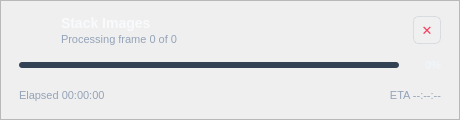
Before: the Qt Designer form src/startrails/ui/progress_overlay.ui in gkyle/startrails, drawn with Qt 5.
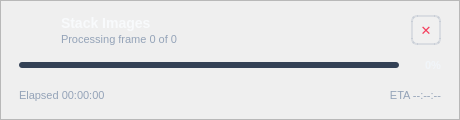
After: the same form once the commit is applied.

The edit to the form file:
```diff
--- a/src/startrails/ui/progress_overlay.ui
+++ b/src/startrails/ui/progress_overlay.ui
@@ -70,7 +70,7 @@
 }
 QPushButton#pushButton_cancelOp {
     background-color: rgba(255, 255, 255, 0.05);
-    border: 1px solid rgba(148, 163, 184, 0.25);
+    border: 2px solid rgba(148, 163, 184, 0.25);
     border-radius: 6px;
     color: #f43f5e;
     font-weight: bold;
```
Left out of the diff: 3 changed lines with no effect on the pictures.
